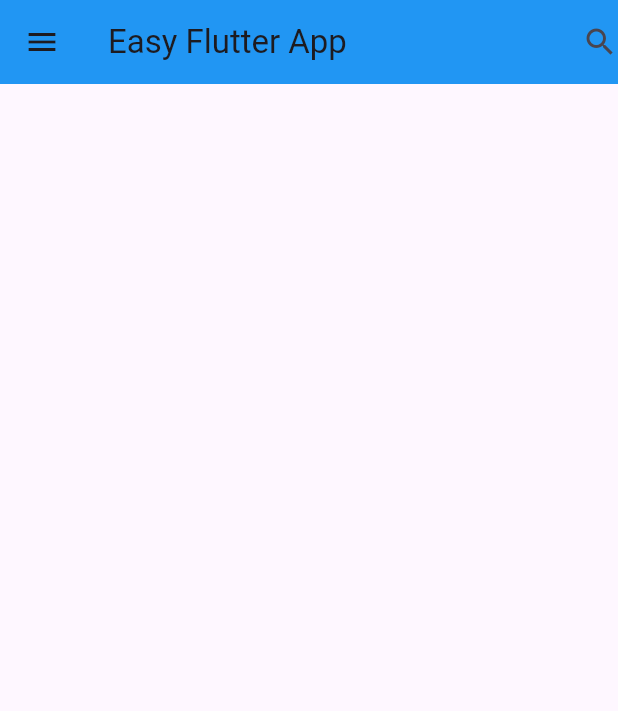
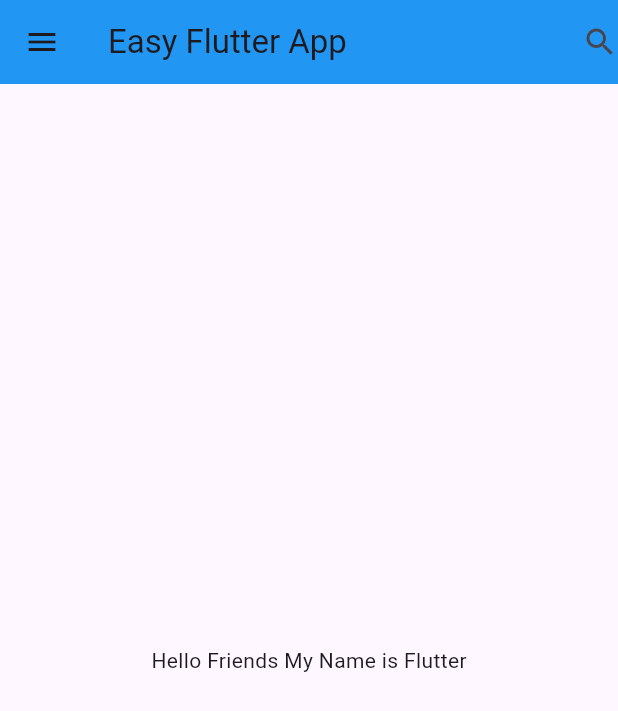
Before and after one commit to AroshanaDissanayaka/flutter_day01, a Flutter app: the screen it shows after launch, on a phone screen of 412 x 824 dp. Shown: the top 711 px of the screen. Run offline on Flutter 3.47's test engine with Material 3 defaults, Android fonts, the phone set to English and light mode, and no system bars.

Commit message:
wrap center widget and add to text to center

```diff
--- a/lib/main.dart
+++ b/lib/main.dart
@@ -18,9 +18,9 @@ class Myapp extends StatelessWidget {
           leading: Icon(Icons.menu),
           actions: [
             Icon(Icons.search),
-
           ],
         ),
+        body: Center(child: Text("Hello Friends My Name is Flutter")),
       ),
     );
   }
```
